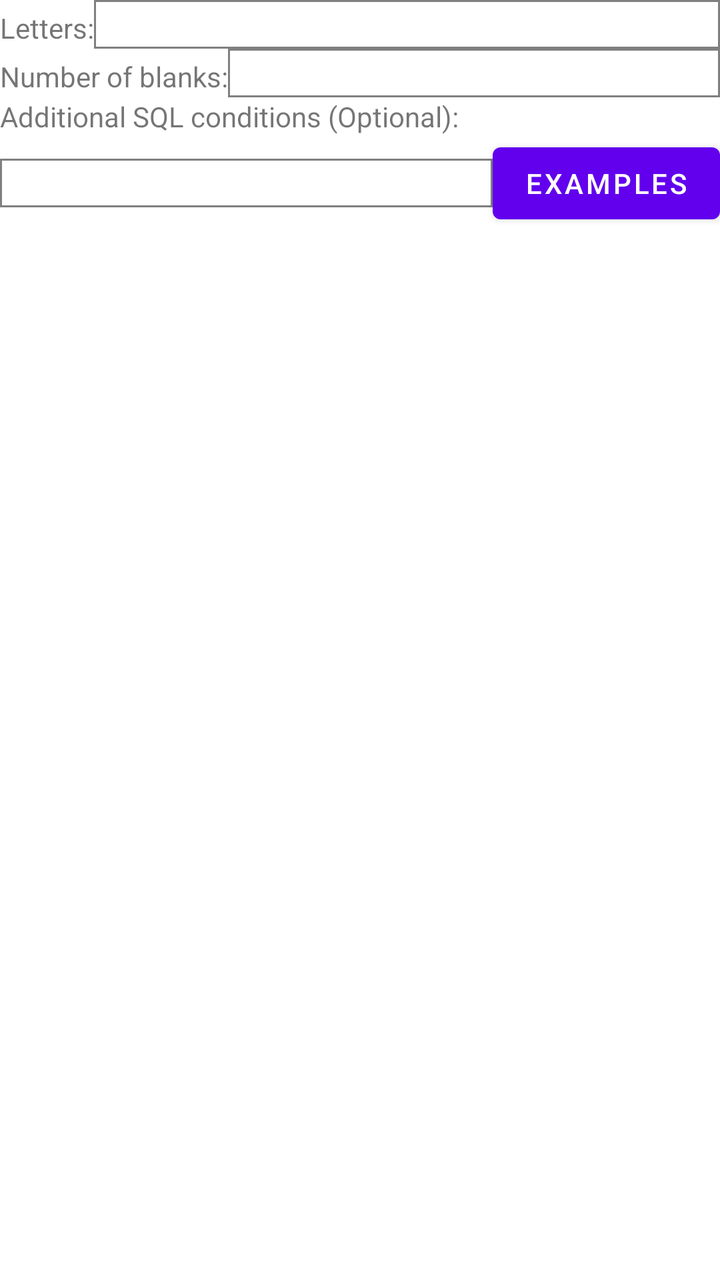
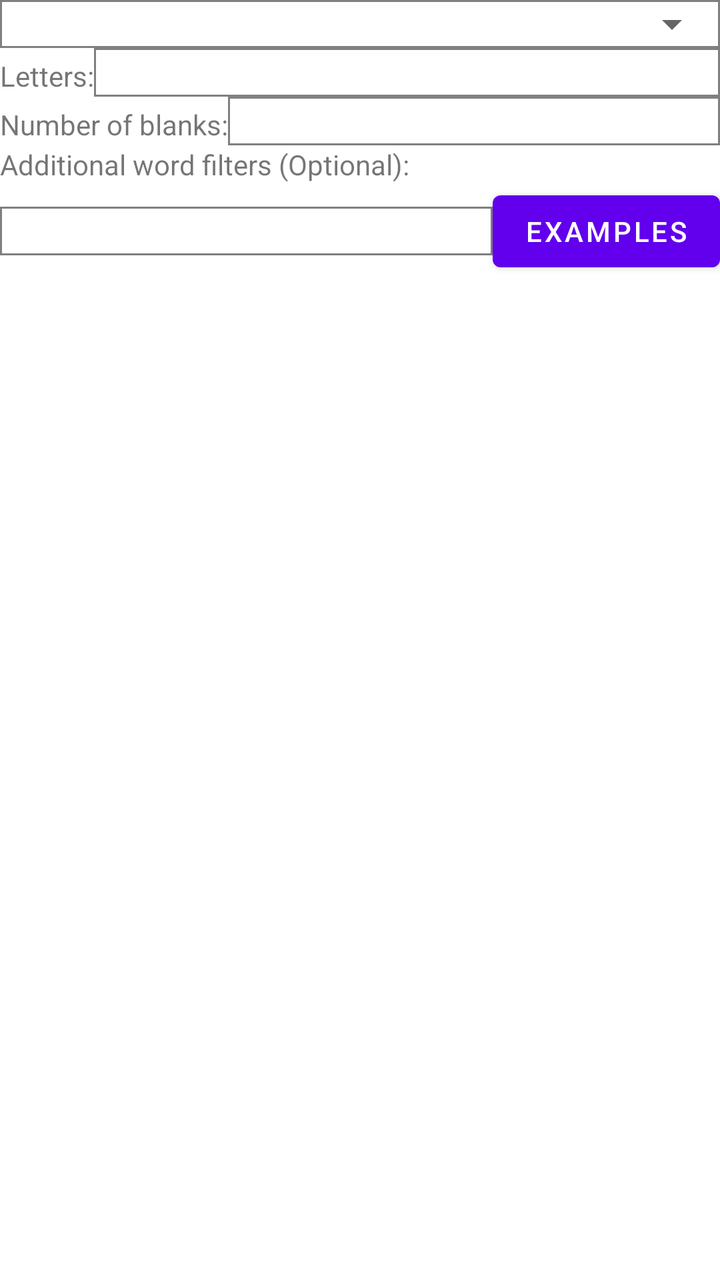

Two renders of the same Android screen: before a commit and after it. Below are the layout's source before the change and the commit's diff.
<!-- AndroidManifest.xml: application theme Theme.WordQuiz -->
<!-- res/layout/subanagram.xml -->
<?xml version="1.0" encoding="utf-8"?>
<ScrollView xmlns:android="http://schemas.android.com/apk/res/android"
    android:layout_width="match_parent"
    android:layout_height="wrap_content">
    <LinearLayout
        android:orientation="vertical"
        android:layout_width="match_parent"
        android:layout_height="match_parent">
        <LinearLayout
            android:orientation="horizontal"
            android:layout_width="match_parent"
            android:layout_height="wrap_content">
            <TextView
                android:id="@+id/textview80"
                android:layout_width="wrap_content"
                android:layout_height="wrap_content"
                android:text="Letters:">
            </TextView>
            <EditText
                android:id="@+id/edittext29"
                android:layout_width="match_parent"
                android:layout_height="wrap_content"
                android:background="@drawable/rectangle">
            </EditText>
        </LinearLayout>
        <LinearLayout
            android:orientation="horizontal"
            android:layout_width="match_parent"
            android:layout_height="wrap_content">
            <TextView
                android:id="@+id/textview81"
                android:layout_width="wrap_content"
                android:layout_height="wrap_content"
                android:text="Number of blanks:">
            </TextView>
            <EditText
                android:id="@+id/edittext30"
                android:layout_width="match_parent"
                android:layout_height="wrap_content"
                android:background="@drawable/rectangle"
                android:inputType="number">
            </EditText>
        </LinearLayout>
        <TextView
            android:id="@+id/textview84"
            android:layout_width="wrap_content"
            android:layout_height="wrap_content"
            android:text="Additional SQL conditions (Optional):">
        </TextView>
        <RelativeLayout
            android:layout_width="match_parent"
            android:layout_height="wrap_content">
            <Button
                android:id="@+id/button81"
                android:layout_width="wrap_content"
                android:layout_height="wrap_content"
                android:layout_alignParentRight="true"
                android:text="Examples">
            </Button>
            <EditText
                android:id="@+id/edittext33"
                android:layout_width="match_parent"
                android:layout_height="wrap_content"
                android:layout_toLeftOf="@+id/button81"
                android:layout_centerVertical="true"
                android:background="@drawable/rectangle">
            </EditText>
        </RelativeLayout>
        <TextView
            android:id="@+id/textview85"
            android:layout_width="match_parent"
            android:layout_height="wrap_content">
        </TextView>
    </LinearLayout>
</ScrollView>
<!-- resources referenced by this layout -->
<resources>
  <!-- drawable rectangle (drawable) -->
  <?xml version="1.0" encoding="utf-8"?>
  <shape xmlns:android="http://schemas.android.com/apk/res/android">
      <stroke
          android:width="1dp"
          android:color="@color/gray"/>
  </shape>
  <style name="Theme.WordQuiz" parent="Theme.MaterialComponents.DayNight.NoActionBar">
          
          <item name="colorPrimary">@color/purple_500</item>
          <item name="colorPrimaryVariant">@color/purple_700</item>
          <item name="colorOnPrimary">@color/white</item>
          
          <item name="colorSecondary">@color/teal_200</item>
          <item name="colorSecondaryVariant">@color/teal_700</item>
          <item name="colorOnSecondary">@color/black</item>
          
          <item name="android:statusBarColor" tools:targetApi="l">?attr/colorPrimaryVariant</item>
          
      </style>
  <color name="gray">#FF808080</color>
  <color name="purple_500">#FF6200EE</color>
  <color name="purple_700">#FF3700B3</color>
  <color name="white">#FFFFFFFF</color>
  <color name="teal_200">#FF03DAC5</color>
  <color name="teal_700">#FF018786</color>
  <color name="black">#FF000000</color>
</resources>

<!-- the commit's change to res/layout/subanagram.xml (unified diff, before → after) -->
@@ -6,18 +6,27 @@
         android:orientation="vertical"
         android:layout_width="match_parent"
         android:layout_height="match_parent">
+        <FrameLayout
+            android:layout_width="match_parent"
+            android:layout_height="wrap_content"
+            android:background="@drawable/rectangle">
+            <Spinner
+                android:id="@+id/spinner10"
+                android:layout_width="match_parent"
+                android:layout_height="wrap_content" />
+        </FrameLayout>
         <LinearLayout
             android:orientation="horizontal"
             android:layout_width="match_parent"
             android:layout_height="wrap_content">
             <TextView
-                android:id="@+id/textview80"
+                android:id="@+id/textview29"
                 android:layout_width="wrap_content"
                 android:layout_height="wrap_content"
                 android:text="Letters:">
             </TextView>
             <EditText
-                android:id="@+id/edittext29"
+                android:id="@+id/edittext19"
                 android:layout_width="match_parent"
                 android:layout_height="wrap_content"
                 android:background="@drawable/rectangle">
@@ -28,13 +37,13 @@
             android:layout_width="match_parent"
             android:layout_height="wrap_content">
             <TextView
-                android:id="@+id/textview81"
+                android:id="@+id/textview30"
                 android:layout_width="wrap_content"
                 android:layout_height="wrap_content"
                 android:text="Number of blanks:">
             </TextView>
             <EditText
-                android:id="@+id/edittext30"
+                android:id="@+id/edittext20"
                 android:layout_width="match_parent"
                 android:layout_height="wrap_content"
                 android:background="@drawable/rectangle"
@@ -42,10 +51,10 @@
             </EditText>
         </LinearLayout>
         <TextView
-            android:id="@+id/textview84"
+            android:id="@+id/textview31"
             android:layout_width="wrap_content"
             android:layout_height="wrap_content"
-            android:text="Additional SQL conditions (Optional):">
+            android:text="Additional word filters (Optional):">
         </TextView>
         <RelativeLayout
             android:layout_width="match_parent"
@@ -58,7 +67,7 @@
                 android:text="Examples">
             </Button>
             <EditText
-                android:id="@+id/edittext33"
+                android:id="@+id/edittext29"
                 android:layout_width="match_parent"
                 android:layout_height="wrap_content"
                 android:layout_toLeftOf="@+id/button81"
@@ -67,7 +76,7 @@
             </EditText>
         </RelativeLayout>
         <TextView
-            android:id="@+id/textview85"
+            android:id="@+id/textview32"
             android:layout_width="match_parent"
             android:layout_height="wrap_content">
         </TextView>
